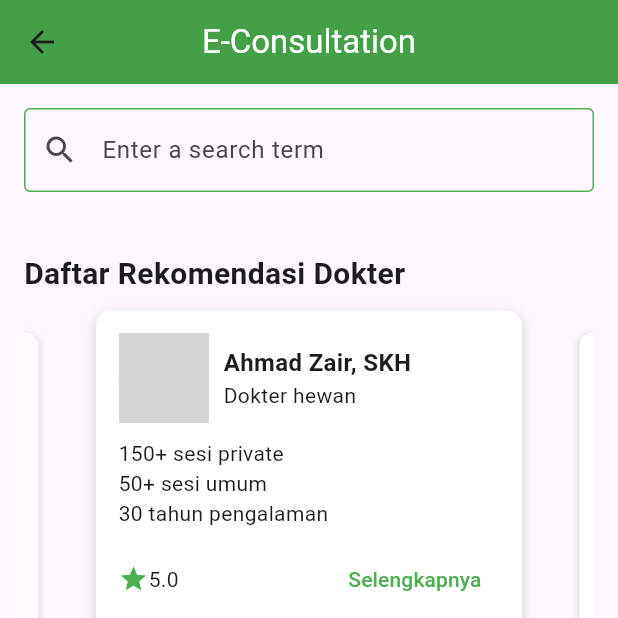
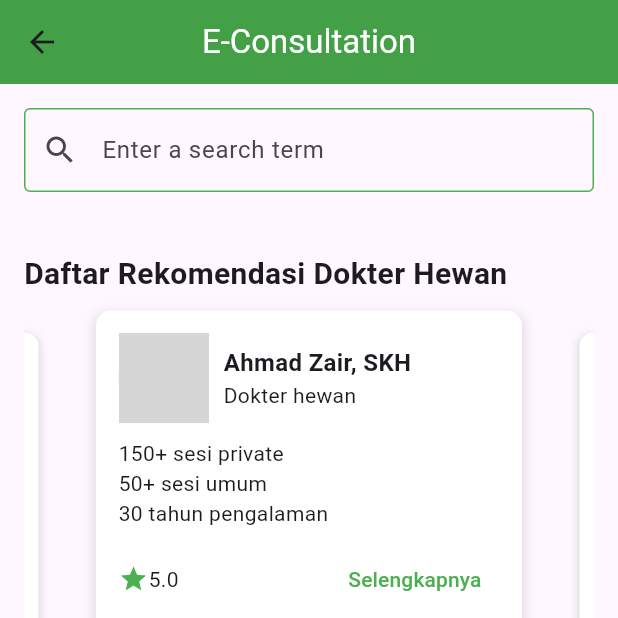
Before and after one commit to uzidreamcode/slicing_ternaxin, a Flutter app: the Consult screen opened by its route, on a phone screen of 412 x 824 dp, the top half of it. Run offline on Flutter 3.47's test engine with Material 3 defaults, Android fonts, the phone set to English and light mode, and no system bars; drawn by our look-alikes of carousel_slider; our stand-ins replace go_router, percent_indicator; network calls fail; grey boxes are pictures that could not be loaded.

Commit message:
Refactor Consult widget layout and update doctor list heading

```diff
--- a/lib/Consult.dart
+++ b/lib/Consult.dart
@@ -42,7 +42,7 @@ class Consult extends StatelessWidget {
 
               SizedBox(height: 20),
 
-              Text("Daftar Rekomendasi Dokter",
+              Text("Daftar Rekomendasi Dokter Hewan",
                   style: TextStyle(fontSize: 20, fontWeight: FontWeight.bold)),
 
               // Carousel Slider dengan kontainer manual
```
Also changed, not shown: lib/market.dart (+5 -5 lines).
